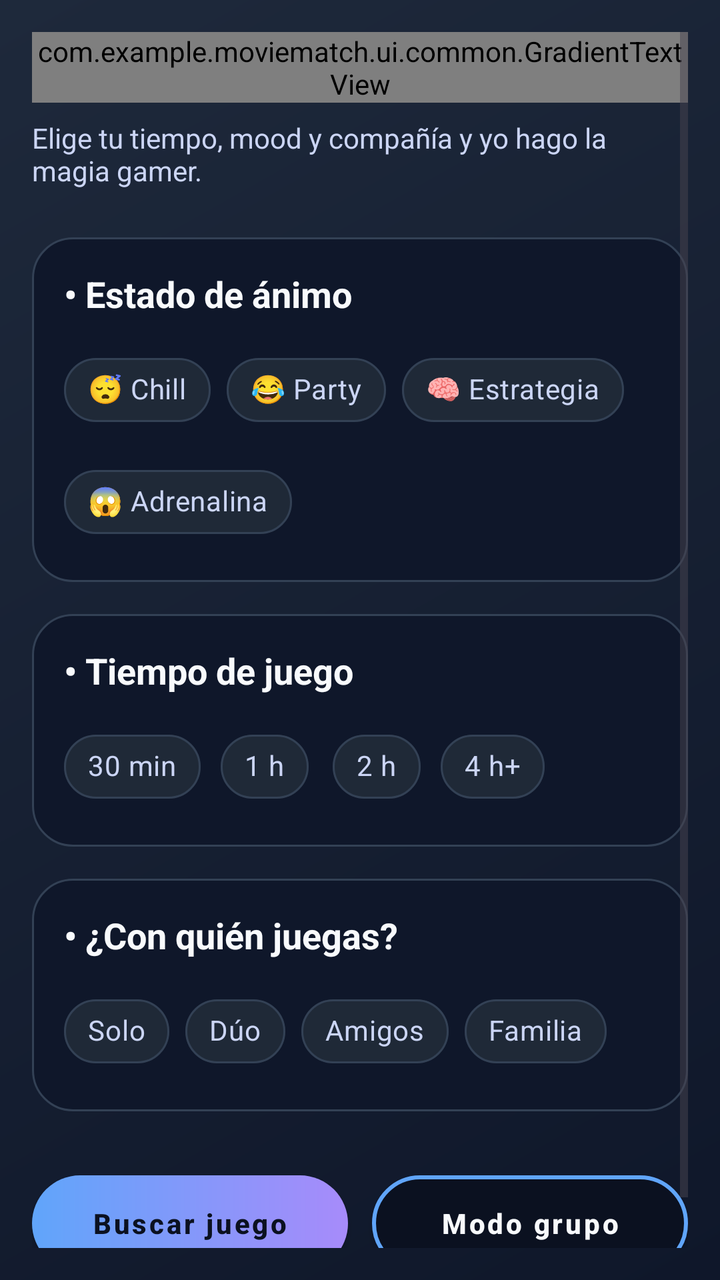
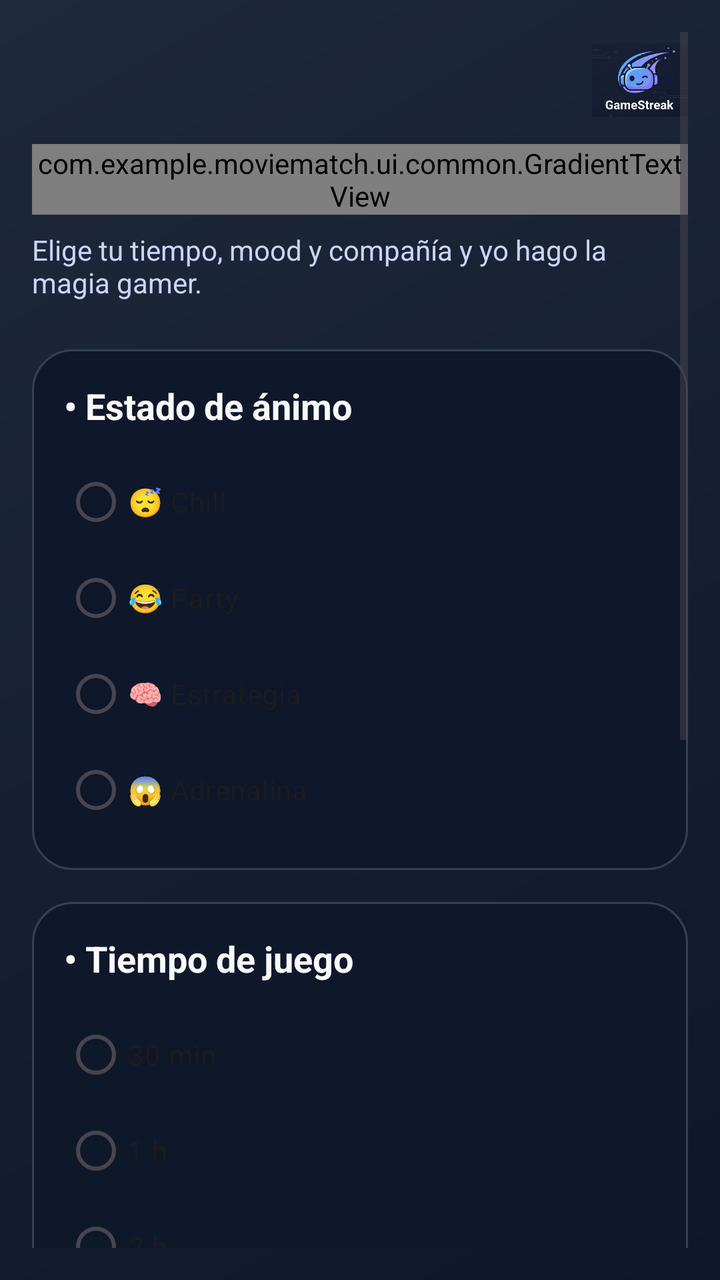

Compare the two renders of this Android layout. The source of the first and the diff that turns it into the second are given below.
<!-- AndroidManifest.xml: application theme Theme.MovieMatch -->
<!-- res/layout/fragment_home.xml -->
<?xml version="1.0" encoding="utf-8"?>
<ScrollView xmlns:android="http://schemas.android.com/apk/res/android"
    xmlns:app="http://schemas.android.com/apk/res-auto"
    xmlns:tools="http://schemas.android.com/tools"
    android:id="@+id/scrollHome"
    android:layout_width="match_parent"
    android:layout_height="match_parent"
    android:background="@drawable/bg_app_gradient"
    android:fillViewport="true"
    android:padding="16dp"
    tools:context=".ui.inicio.InicioFragment">

    <LinearLayout
        android:layout_width="match_parent"
        android:layout_height="wrap_content"
        android:orientation="vertical"
        android:paddingBottom="32dp">

        <com.example.moviematch.ui.common.GradientTextView
            android:id="@+id/txtHomeTitle"
            android:layout_width="wrap_content"
            android:layout_height="wrap_content"
            android:fontFamily="sans-serif"
            android:text="@string/home_title"
            android:textColor="@color/text_primary"
            android:textSize="28sp"
            android:textStyle="bold"
            android:layout_marginBottom="8dp" />

        <TextView
            android:id="@+id/txtHomeSubtitle"
            android:layout_width="wrap_content"
            android:layout_height="wrap_content"
            android:fontFamily="sans-serif"
            android:text="@string/home_subtitle"
            android:textColor="@color/text_secondary"
            android:textSize="14sp"
            android:layout_marginBottom="24dp" />

        <LinearLayout
            android:layout_width="match_parent"
            android:layout_height="wrap_content"
            android:background="@drawable/bg_section_card"
            android:orientation="vertical"
            android:padding="16dp"
            android:layout_marginBottom="16dp">

            <TextView
                android:layout_width="wrap_content"
                android:layout_height="wrap_content"
                android:fontFamily="sans-serif"
                android:text="@string/home_mood_label"
                android:textColor="@color/text_primary"
                android:textSize="18sp"
                android:textStyle="bold"
                android:layout_marginBottom="12dp" />

            <com.google.android.material.chip.ChipGroup
                android:id="@+id/chipGroupMood"
                android:layout_width="match_parent"
                android:layout_height="wrap_content"
                android:gravity="center_horizontal"
                app:chipSpacing="8dp"
                app:singleSelection="true">

                <com.google.android.material.chip.Chip
                    android:id="@+id/chipMoodRelax"
                    style="@style/AppChip.Dark"
                    android:layout_width="wrap_content"
                    android:layout_height="wrap_content"
                    android:text="@string/home_mood_relax" />

                <com.google.android.material.chip.Chip
                    android:id="@+id/chipMoodRisa"
                    style="@style/AppChip.Dark"
                    android:layout_width="wrap_content"
                    android:layout_height="wrap_content"
                    android:text="@string/home_mood_laugh" />

                <com.google.android.material.chip.Chip
                    android:id="@+id/chipMoodPensar"
                    style="@style/AppChip.Dark"
                    android:layout_width="wrap_content"
                    android:layout_height="wrap_content"
                    android:text="@string/home_mood_think" />

                <com.google.android.material.chip.Chip
                    android:id="@+id/chipMoodSusto"
                    style="@style/AppChip.Dark"
                    android:layout_width="wrap_content"
                    android:layout_height="wrap_content"
                    android:text="@string/home_mood_scare" />

            </com.google.android.material.chip.ChipGroup>

        </LinearLayout>

        <LinearLayout
            android:layout_width="match_parent"
            android:layout_height="wrap_content"
            android:background="@drawable/bg_section_card"
            android:orientation="vertical"
            android:padding="16dp"
            android:layout_marginBottom="16dp">

            <TextView
                android:layout_width="wrap_content"
                android:layout_height="wrap_content"
                android:fontFamily="sans-serif"
                android:text="@string/home_time_label"
                android:textColor="@color/text_primary"
                android:textSize="18sp"
                android:textStyle="bold"
                android:layout_marginBottom="12dp" />

            <com.google.android.material.chip.ChipGroup
                android:id="@+id/chipGroupTime"
                android:layout_width="match_parent"
                android:layout_height="wrap_content"
                android:gravity="center_horizontal"
                app:chipSpacing="8dp"
                app:singleSelection="true">

                <com.google.android.material.chip.Chip
                    android:id="@+id/chipTime30"
                    style="@style/AppChip.Dark"
                    android:layout_width="wrap_content"
                    android:layout_height="wrap_content"
                    android:text="@string/home_time_30" />

                <com.google.android.material.chip.Chip
                    android:id="@+id/chipTime60"
                    style="@style/AppChip.Dark"
                    android:layout_width="wrap_content"
                    android:layout_height="wrap_content"
                    android:text="@string/home_time_60" />

                <com.google.android.material.chip.Chip
                    android:id="@+id/chipTime90"
                    style="@style/AppChip.Dark"
                    android:layout_width="wrap_content"
                    android:layout_height="wrap_content"
                    android:text="@string/home_time_90" />

                <com.google.android.material.chip.Chip
                    android:id="@+id/chipTime120"
                    style="@style/AppChip.Dark"
                    android:layout_width="wrap_content"
                    android:layout_height="wrap_content"
                    android:text="@string/home_time_120" />

            </com.google.android.material.chip.ChipGroup>

        </LinearLayout>

        <LinearLayout
            android:layout_width="match_parent"
            android:layout_height="wrap_content"
            android:background="@drawable/bg_section_card"
            android:orientation="vertical"
            android:padding="16dp"
            android:layout_marginBottom="24dp">

            <TextView
                android:layout_width="wrap_content"
                android:layout_height="wrap_content"
                android:fontFamily="sans-serif"
                android:text="@string/home_company_label"
                android:textColor="@color/text_primary"
                android:textSize="18sp"
                android:textStyle="bold"
                android:layout_marginBottom="12dp" />

            <com.google.android.material.chip.ChipGroup
                android:id="@+id/chipGroupCompany"
                android:layout_width="match_parent"
                android:layout_height="wrap_content"
                android:gravity="center_horizontal"
                app:chipSpacing="8dp"
                app:singleSelection="true">

                <com.google.android.material.chip.Chip
                    android:id="@+id/chipSolo"
                    style="@style/AppChip.Dark"
                    android:layout_width="wrap_content"
                    android:layout_height="wrap_content"
                    android:text="@string/home_company_solo" />

                <com.google.android.material.chip.Chip
                    android:id="@+id/chipPareja"
                    style="@style/AppChip.Dark"
                    android:layout_width="wrap_content"
                    android:layout_height="wrap_content"
                    android:text="@string/home_company_couple" />

                <com.google.android.material.chip.Chip
                    android:id="@+id/chipAmigos"
                    style="@style/AppChip.Dark"
                    android:layout_width="wrap_content"
                    android:layout_height="wrap_content"
                    android:text="@string/home_company_friends" />

                <com.google.android.material.chip.Chip
                    android:id="@+id/chipFamilia"
                    style="@style/AppChip.Dark"
                    android:layout_width="wrap_content"
                    android:layout_height="wrap_content"
                    android:text="@string/home_company_family" />

            </com.google.android.material.chip.ChipGroup>

        </LinearLayout>

        <LinearLayout
            android:layout_width="match_parent"
            android:layout_height="wrap_content"
            android:orientation="horizontal"
            android:weightSum="2"
            android:layout_marginTop="8dp">

            <com.google.android.material.button.MaterialButton
                android:id="@+id/btnBuscarPelicula"
                style="@style/AppButton.Primary"
                android:layout_width="0dp"
                android:layout_height="wrap_content"
                android:layout_weight="1"
                android:text="@string/home_search_button"
                android:textAllCaps="false"
                android:textStyle="bold" />

            <com.google.android.material.button.MaterialButton
                android:id="@+id/btnModoGrupo"
                style="@style/AppButton.Outline"
                android:layout_width="0dp"
                android:layout_height="wrap_content"
                android:layout_weight="1"
                android:layout_marginStart="12dp"
                android:text="@string/home_group_mode_button"
                android:textAllCaps="false"
                android:textStyle="bold" />

        </LinearLayout>

    </LinearLayout>

</ScrollView>
<!-- resources referenced by this layout -->
<resources>
  <color name="text_primary">#F8FAFC</color>
  <color name="text_secondary">#CBD5F5</color>
  <!-- drawable bg_app_gradient (drawable) -->
  <shape xmlns:android="http://schemas.android.com/apk/res/android"
      android:shape="rectangle">
      <gradient
          android:type="linear"
          android:startColor="@color/bg_main_start"
          android:endColor="@color/bg_main_end"
          android:angle="135" />
  </shape>
  <!-- drawable bg_section_card (drawable) -->
  <shape xmlns:android="http://schemas.android.com/apk/res/android"
      android:shape="rectangle">
      <solid android:color="@color/bg_main_start" />
      <stroke
          android:width="1dp"
          android:color="@color/chip_border" />
      <corners android:radius="20dp" />
  </shape>
  <string name="home_company_couple">Dúo</string>
  <string name="home_company_family">Familia</string>
  <string name="home_company_friends">Amigos</string>
  <string name="home_company_label">• ¿Con quién juegas?</string>
  <string name="home_company_solo">Solo</string>
  <string name="home_group_mode_button">Modo grupo</string>
  <string name="home_mood_label">• Estado de ánimo</string>
  <string name="home_mood_laugh">😂 Party</string>
  <string name="home_mood_relax">😴 Chill</string>
  <string name="home_mood_scare">😱 Adrenalina</string>
  <string name="home_mood_think">🧠 Estrategia</string>
  <string name="home_search_button">Buscar juego</string>
  <string name="home_subtitle">Elige tu tiempo, mood y compañía y yo hago la magia gamer.</string>
  <string name="home_time_120">4 h+</string>
  <string name="home_time_30">30 min</string>
  <string name="home_time_60">1 h</string>
  <string name="home_time_90">2 h</string>
  <string name="home_time_label">• Tiempo de juego</string>
  <string name="home_title">¿Qué jugamos hoy?</string>
  <style name="AppButton.Outline" parent="Widget.MaterialComponents.Button">
          <item name="android:background">@drawable/bg_button_outline</item>
          <item name="backgroundTint">@null</item>
          <item name="android:textColor">@color/text_primary</item>
          <item name="android:insetLeft">0dp</item>
          <item name="android:insetRight">0dp</item>
          <item name="android:insetTop">0dp</item>
          <item name="android:insetBottom">0dp</item>
          
      </style>
  <style name="AppChip.Dark" parent="Widget.MaterialComponents.Chip.Choice">
          <item name="chipBackgroundColor">@color/chip_bg</item>
          <item name="chipStrokeColor">@color/chip_border</item>
          <item name="chipStrokeWidth">1dp</item>
          <item name="chipCornerRadius">999dp</item>
          <item name="android:textColor">@color/text_secondary</item>
          <item name="checkedIconEnabled">false</item>
      </style>
  <style name="Theme.MovieMatch" parent="Base.Theme.MovieMatch" />
  <color name="bg_main_start">#0F172A</color>
  <color name="bg_main_end">#1E293B</color>
  <color name="chip_border">#334155</color>
  <!-- drawable bg_button_outline (drawable) -->
  <shape xmlns:android="http://schemas.android.com/apk/res/android"
      android:shape="rectangle">
      <solid android:color="@color/button_outline_bg" />
      <stroke
          android:width="2dp"
          android:color="@color/accent_cyan" />
      <corners android:radius="24dp" />
  </shape>
  <!-- drawable bg_button_primary_gradient (drawable) -->
  <shape xmlns:android="http://schemas.android.com/apk/res/android"
      android:shape="rectangle">
      <gradient
          android:startColor="@color/accent_cyan"
          android:endColor="@color/accent_purple"
          android:angle="0" />
      <corners android:radius="24dp" />
  </shape>
  <color name="text_on_accent">#0B1120</color>
  <color name="chip_bg">#1F2937</color>
  <style name="Base.Theme.MovieMatch" parent="Theme.Material3.DayNight.NoActionBar">
          
          
      </style>
  <color name="button_outline_bg">#0B1120</color>
  <color name="accent_cyan">#60A5FA</color>
  <color name="accent_purple">#A78BFA</color>
  <!-- unchanged entries left out for length: 1 -->
</resources>

<!-- the commit's change to res/layout/fragment_home.xml (unified diff, before → after) -->
@@ -16,6 +16,15 @@
         android:orientation="vertical"
         android:paddingBottom="32dp">
 
+        <ImageView
+            android:id="@+id/imgHomeLogo"
+            android:layout_width="48dp"
+            android:layout_height="48dp"
+            android:layout_gravity="end"
+            android:layout_marginBottom="8dp"
+            android:contentDescription="@string/app_name"
+            android:src="@drawable/loguito" />
+
         <com.example.moviematch.ui.common.GradientTextView
             android:id="@+id/txtHomeTitle"
             android:layout_width="wrap_content"
@@ -55,43 +64,37 @@
                 android:textStyle="bold"
                 android:layout_marginBottom="12dp" />
 
-            <com.google.android.material.chip.ChipGroup
-                android:id="@+id/chipGroupMood"
+            <RadioGroup
+                android:id="@+id/radioGroupMood"
                 android:layout_width="match_parent"
                 android:layout_height="wrap_content"
-                android:gravity="center_horizontal"
-                app:chipSpacing="8dp"
-                app:singleSelection="true">
-
-                <com.google.android.material.chip.Chip
-                    android:id="@+id/chipMoodRelax"
-                    style="@style/AppChip.Dark"
+                android:orientation="vertical">
+
+                <com.google.android.material.radiobutton.MaterialRadioButton
+                    android:id="@+id/radioMoodRelax"
                     android:layout_width="wrap_content"
                     android:layout_height="wrap_content"
                     android:text="@string/home_mood_relax" />
 
-                <com.google.android.material.chip.Chip
-                    android:id="@+id/chipMoodRisa"
-                    style="@style/AppChip.Dark"
+                <com.google.android.material.radiobutton.MaterialRadioButton
+                    android:id="@+id/radioMoodRisa"
                     android:layout_width="wrap_content"
                     android:layout_height="wrap_content"
                     android:text="@string/home_mood_laugh" />
 
-                <com.google.android.material.chip.Chip
-                    android:id="@+id/chipMoodPensar"
-                    style="@style/AppChip.Dark"
+                <com.google.android.material.radiobutton.MaterialRadioButton
+                    android:id="@+id/radioMoodPensar"
                     android:layout_width="wrap_content"
                     android:layout_height="wrap_content"
                     android:text="@string/home_mood_think" />
 
-                <com.google.android.material.chip.Chip
-                    android:id="@+id/chipMoodSusto"
-                    style="@style/AppChip.Dark"
+                <com.google.android.material.radiobutton.MaterialRadioButton
+                    android:id="@+id/radioMoodSusto"
                     android:layout_width="wrap_content"
                     android:layout_height="wrap_content"
                     android:text="@string/home_mood_scare" />
 
-            </com.google.android.material.chip.ChipGroup>
+            </RadioGroup>
 
         </LinearLayout>
 
@@ -113,43 +116,37 @@
                 android:textStyle="bold"
                 android:layout_marginBottom="12dp" />
 
-            <com.google.android.material.chip.ChipGroup
-                android:id="@+id/chipGroupTime"
+            <RadioGroup
+                android:id="@+id/radioGroupTime"
                 android:layout_width="match_parent"
                 android:layout_height="wrap_content"
-                android:gravity="center_horizontal"
-                app:chipSpacing="8dp"
-                app:singleSelection="true">
-
-                <com.google.android.material.chip.Chip
-                    android:id="@+id/chipTime30"
-                    style="@style/AppChip.Dark"
+                android:orientation="vertical">
+
+                <com.google.android.material.radiobutton.MaterialRadioButton
+                    android:id="@+id/radioTime30"
                     android:layout_width="wrap_content"
                     android:layout_height="wrap_content"
                     android:text="@string/home_time_30" />
 
-                <com.google.android.material.chip.Chip
-                    android:id="@+id/chipTime60"
-                    style="@style/AppChip.Dark"
+                <com.google.android.material.radiobutton.MaterialRadioButton
+                    android:id="@+id/radioTime60"
                     android:layout_width="wrap_content"
                     android:layout_height="wrap_content"
                     android:text="@string/home_time_60" />
 
-                <com.google.android.material.chip.Chip
-                    android:id="@+id/chipTime90"
-                    style="@style/AppChip.Dark"
+                <com.google.android.material.radiobutton.MaterialRadioButton
+                    android:id="@+id/radioTime90"
                     android:layout_width="wrap_content"
                     android:layout_height="wrap_content"
                     android:text="@string/home_time_90" />
 
-                <com.google.android.material.chip.Chip
-                    android:id="@+id/chipTime120"
-                    style="@style/AppChip.Dark"
+                <com.google.android.material.radiobutton.MaterialRadioButton
+                    android:id="@+id/radioTime120"
                     android:layout_width="wrap_content"
                     android:layout_height="wrap_content"
                     android:text="@string/home_time_120" />
 
-            </com.google.android.material.chip.ChipGroup>
+            </RadioGroup>
 
         </LinearLayout>
 
@@ -171,43 +168,37 @@
                 android:textStyle="bold"
                 android:layout_marginBottom="12dp" />
 
-            <com.google.android.material.chip.ChipGroup
-                android:id="@+id/chipGroupCompany"
+            <RadioGroup
+                android:id="@+id/radioGroupCompany"
                 android:layout_width="match_parent"
                 android:layout_height="wrap_content"
-                android:gravity="center_horizontal"
-                app:chipSpacing="8dp"
-                app:singleSelection="true">
-
-                <com.google.android.material.chip.Chip
-                    android:id="@+id/chipSolo"
-                    style="@style/AppChip.Dark"
+                android:orientation="vertical">
+
+                <com.google.android.material.radiobutton.MaterialRadioButton
+                    android:id="@+id/radioSolo"
                     android:layout_width="wrap_content"
                     android:layout_height="wrap_content"
                     android:text="@string/home_company_solo" />
 
-                <com.google.android.material.chip.Chip
-                    android:id="@+id/chipPareja"
-                    style="@style/AppChip.Dark"
+                <com.google.android.material.radiobutton.MaterialRadioButton
+                    android:id="@+id/radioPareja"
                     android:layout_width="wrap_content"
                     android:layout_height="wrap_content"
                     android:text="@string/home_company_couple" />
 
-                <com.google.android.material.chip.Chip
-                    android:id="@+id/chipAmigos"
-                    style="@style/AppChip.Dark"
+                <com.google.android.material.radiobutton.MaterialRadioButton
+                    android:id="@+id/radioAmigos"
                     android:layout_width="wrap_content"
                     android:layout_height="wrap_content"
                     android:text="@string/home_company_friends" />
 
-                <com.google.android.material.chip.Chip
-                    android:id="@+id/chipFamilia"
-                    style="@style/AppChip.Dark"
+                <com.google.android.material.radiobutton.MaterialRadioButton
+                    android:id="@+id/radioFamilia"
                     android:layout_width="wrap_content"
                     android:layout_height="wrap_content"
                     android:text="@string/home_company_family" />
 
-            </com.google.android.material.chip.ChipGroup>
+            </RadioGroup>
 
         </LinearLayout>
 
<!-- resource entries referenced after the edit -->
@@ -20,6 +20,8 @@
           android:color="@color/chip_border" />
       <corners android:radius="20dp" />
   </shape>
+  <!-- drawable loguito: png bitmap (drawable, 102137 bytes) -->
+  <string name="app_name">GameStreak</string>
   <string name="home_company_couple">Dúo</string>
   <string name="home_company_family">Familia</string>
   <string name="home_company_friends">Amigos</string>
@@ -49,14 +51,6 @@
           <item name="android:insetBottom">0dp</item>
           
       </style>
-  <style name="AppChip.Dark" parent="Widget.MaterialComponents.Chip.Choice">
-          <item name="chipBackgroundColor">@color/chip_bg</item>
-          <item name="chipStrokeColor">@color/chip_border</item>
-          <item name="chipStrokeWidth">1dp</item>
-          <item name="chipCornerRadius">999dp</item>
-          <item name="android:textColor">@color/text_secondary</item>
-          <item name="checkedIconEnabled">false</item>
-      </style>
   <style name="Theme.MovieMatch" parent="Base.Theme.MovieMatch" />
   <color name="bg_main_start">#0F172A</color>
   <color name="bg_main_end">#1E293B</color>
@@ -80,7 +74,6 @@
       <corners android:radius="24dp" />
   </shape>
   <color name="text_on_accent">#0B1120</color>
-  <color name="chip_bg">#1F2937</color>
   <style name="Base.Theme.MovieMatch" parent="Theme.Material3.DayNight.NoActionBar">
           
           
